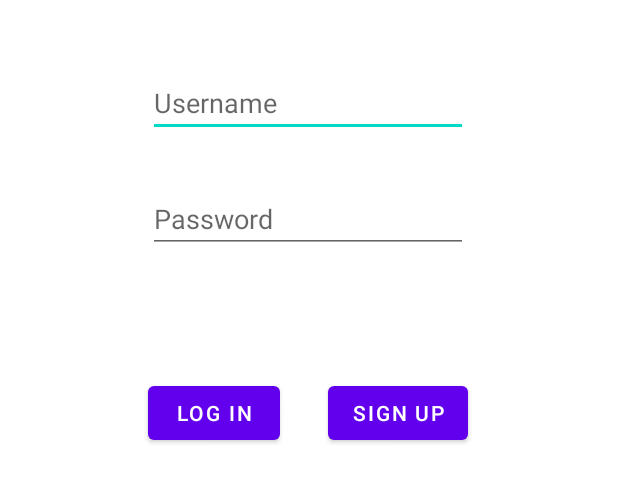
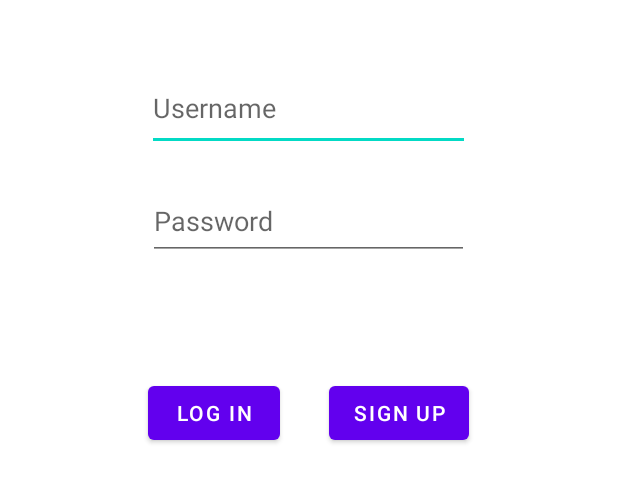
Before and after one commit to ronalkav/FirebaseMemoryBox, an Android app: the screen it shows after launch (SignInActivity), on a phone screen of 412 x 824 dp, the part 246-749 px from its top. Run offline under Robolectric (Android 15) with nearby library versions, the phone set to English and light mode, and no system bars; Roboto replaces fonts that are not available here.

Commit message:
created activities

```diff
--- a/app/src/main/res/layout/activity_main.xml
+++ b/app/src/main/res/layout/activity_main.xml
@@ -21,9 +21,9 @@
         app:layout_constraintVertical_bias="0.087" />
 
     <EditText
-        android:id="@+id/editTextTextPersonName"
-        android:layout_width="wrap_content"
-        android:layout_height="wrap_content"
+        android:id="@+id/userNameEditText"
+        android:layout_width="215dp"
+        android:layout_height="57dp"
         android:ems="10"
         android:hint="Username"
         android:inputType="textPersonName"
@@ -36,9 +36,9 @@
         app:layout_constraintVertical_bias="0.213" />
 
     <EditText
-        android:id="@+id/editTextTextPersonName2"
-        android:layout_width="wrap_content"
-        android:layout_height="wrap_content"
+        android:id="@+id/passwordEditText"
+        android:layout_width="214dp"
+        android:layout_height="52dp"
         android:ems="10"
         android:hint="Password"
         android:inputType="textPersonName"
@@ -51,24 +51,24 @@
         app:layout_constraintVertical_bias="0.32" />
 
     <Button
-        android:id="@+id/button"
+        android:id="@+id/logInButton"
         android:layout_width="wrap_content"
         android:layout_height="wrap_content"
         android:text="Log In"
         app:layout_constraintBottom_toBottomOf="parent"
-        app:layout_constraintEnd_toStartOf="@+id/button2"
+        app:layout_constraintEnd_toStartOf="@+id/signUpButton"
         app:layout_constraintHorizontal_bias="0.0"
-        app:layout_constraintStart_toStartOf="@+id/editTextTextPersonName2"
+        app:layout_constraintStart_toStartOf="@+id/passwordEditText"
         app:layout_constraintTop_toTopOf="parent"
         app:layout_constraintVertical_bias="0.499" />
 
     <Button
-        android:id="@+id/button2"
+        android:id="@+id/signUpButton"
         android:layout_width="wrap_content"
         android:layout_height="wrap_content"
         android:text="Sign Up"
         app:layout_constraintBottom_toBottomOf="parent"
-        app:layout_constraintEnd_toEndOf="@+id/editTextTextPersonName2"
+        app:layout_constraintEnd_toEndOf="@+id/passwordEditText"
         app:layout_constraintHorizontal_bias="1.0"
         app:layout_constraintStart_toStartOf="parent"
         app:layout_constraintTop_toTopOf="parent"
```
Also changed, not shown: app/build.gradle (+8 -1 lines), app/src/main/AndroidManifest.xml (+7 -0 lines), app/src/main/java/com/example/firebasememoryapp/AddMemoryActivity.java (added, +14 -0 lines), app/src/main/java/com/example/firebasememoryapp/Memory.java (+75 -1 lines), app/src/main/java/com/example/firebasememoryapp/SelectActionActivity.java (added, +14 -0 lines), app/src/main/java/com/example/firebasememoryapp/SignInActivity.java (+68 -0 lines), app/src/main/res/layout/activity_add_memory.xml (added, +9 -0 lines), app/src/main/res/layout/activity_select_action.xml (added, +9 -0 lines), build.gradle (+16 -2 lines), 1 other file.
